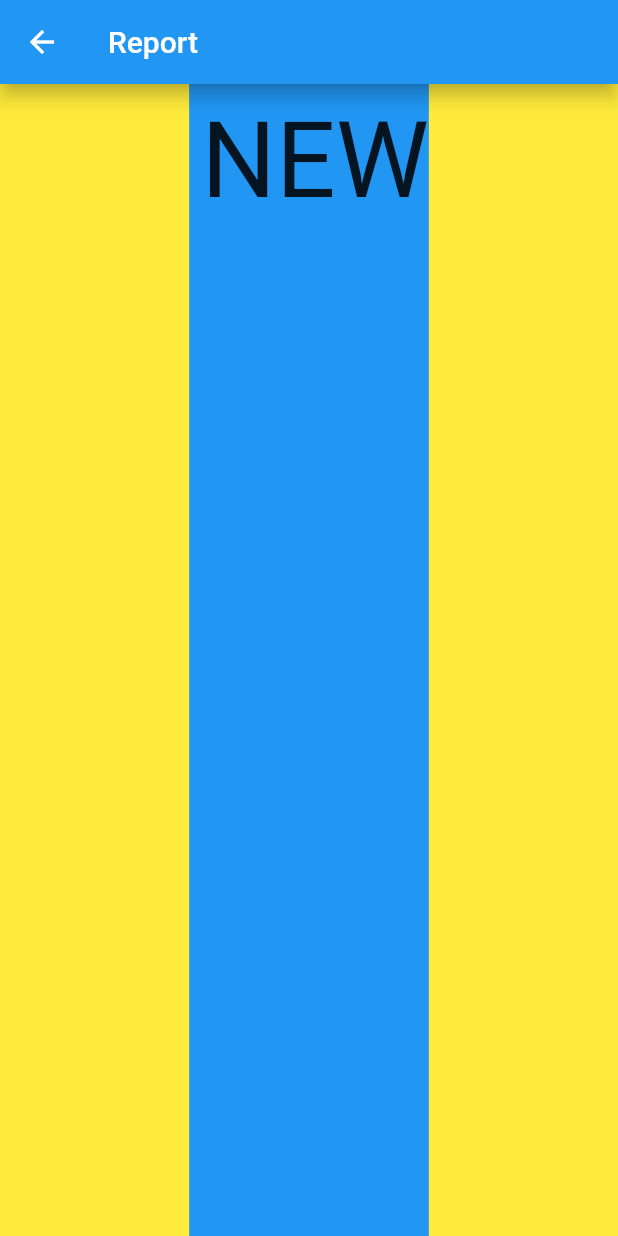
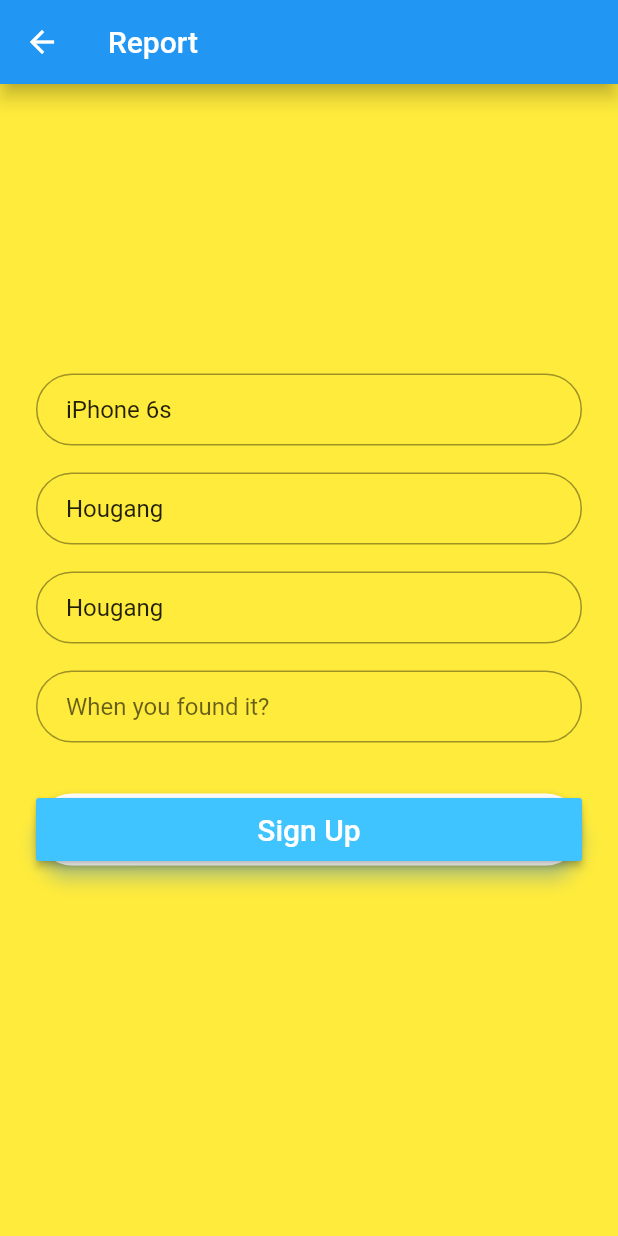
Before and after one commit to jackandjill/flutter_learning, a Flutter app: the NewItemCreate screen opened by its route, on a phone screen of 412 x 824 dp. Run offline on Flutter 3.47's test engine with Material 2 defaults, Android fonts, the phone set to English and light mode, and no system bars; our stand-ins replace cloud_firestore, firebase_auth, google_sign_in; accounts and stored records are empty.

Commit message:
Able to see tb's in NewItem

```diff
--- a/lib/screens/NewItem.dart
+++ b/lib/screens/NewItem.dart
@@ -21,128 +21,142 @@ class NewItemCreateState extends State<NewItemCreate>
           elevation: 5.0,
         ),
       body:
+      Center  (
+          child: ListView(
+            padding: EdgeInsets.only(left: 24.0, right: 24.0),
+            shrinkWrap: true,
+            children: <Widget>[
+
+              itemName,
+              SizedBox(height: 18.0),
+              itemLocation,
+              SizedBox(height: 18.0),
+              itemLocation,
+              SizedBox(height: 18.0),
+              itemTime,
+              SizedBox(height: 18.0),
+              Report,
+              SizedBox(height: 38.0),
+            ],
+          )
+      )
 
 
-          new Center(
-            child:   Container(
-              color: Colors.blue,
 
-        padding: new EdgeInsets.fromLTRB(8.0,10.0,0.0,0.0),
-
-        child: Column(
-
-
-          children: <Widget>[
-         Text(
-        "NEW",
-          textScaleFactor: 5.0,
-        ),
-          ],
-        )
-      )
-          )
-
-      /*
-      GridView.count(
-        shrinkWrap: true,
-        crossAxisCount: 2, //number of columns
-        children: <Widget>[
-          Card(
-            child: Column(
-              // mainAxisSize: MainAxisSize.max,
-              mainAxisAlignment: MainAxisAlignment.center,
-              children: <Widget>[
-                Expanded(
-                  child: Stack(
-                    fit: StackFit.expand,
-                    children: <Widget>[
-                      Container(
-                        height: MediaQuery.of(context).size.height / 4,
-                        width: MediaQuery.of(context).size.height / 2.5,
-                        child: DecoratedBox(
-                          decoration: BoxDecoration(
-                            image: DecorationImage(
-                                image: NetworkImage(
-                                    "https://i.imgur.com/FtaGNck.jpg"),
-                                fit: BoxFit.cover),
-                          ),
-                        ),
-                      ),
-                      Padding(
-                        padding: const EdgeInsets.all(8.0),
-                        child: Align(
-                          alignment: FractionalOffset.topLeft,
-                          child: CircleAvatar(
-                            backgroundColor: Colors.redAccent,
-                            radius: 15.0,
-                            child: Text(
-                              "NEW",
-                              textScaleFactor: 0.5,
-                            ),
-                          ),
-                        ),
-                      ),
-                      Align(
-                        alignment: FractionalOffset.bottomRight,
-                        child: Container(
-                          color: Colors.blueAccent,
-                          height: 35.0,
-                          width: 35.0,
-                          child: Center(
-                            child: Column(
-                              mainAxisAlignment: MainAxisAlignment.center,
-                              children: <Widget>[
-                                Icon(Icons.account_circle),
-                                Text(
-                                  "1P",
-                                  textScaleFactor: 0.5,
-                                ),
-                              ],
-                            ),
-                          ),
-                        ),
-                      ),
-                    ],
-                  ),
-                ),
-                Center(
-                  child: Container(
-                    padding: const EdgeInsets.all(8.0),
-                    alignment: FractionalOffset.bottomCenter,
-                    child: Text(
-                      "AWESOME DISH",
-                      style: TextStyle(
-                        fontWeight: FontWeight.w700,
-                      ),
-                    ),
-                  ),
-                ),
-                Row(
-                  mainAxisAlignment: MainAxisAlignment.spaceAround,
-                  children: <Widget>[
-                    FlatButton(
-                      child: Text(
-                        "Add To Cart",
-                        style: TextStyle(color: Colors.grey[500]),
-                      ),
-                      onPressed: () => null,
-                    ),
-                    Text(
-                      "\$5",
-                      style: TextStyle(color: Colors.grey[500]),
-                    )
-                  ],
-                )
-              ],
-            ),
-          ),
-        ],
-      ), */
     );
 
 
 
   }
+
+
+
+
+  final itemName = TextFormField(
+    keyboardType: TextInputType.text,
+    autofocus: false,
+    initialValue: 'iPhone 6s',
+    decoration: InputDecoration(
+      hintText: 'Item Name',
+      contentPadding: EdgeInsets.fromLTRB(20.0, 10.0, 20.0, 10.0),
+
+      border: OutlineInputBorder(
+
+          borderRadius: BorderRadius.circular(32.0)
+      ),
+
+    ),
+  );
+
+  final itemDescription = TextFormField(
+    keyboardType: TextInputType.text,
+    autofocus: false,
+    initialValue: 'iPhone 6 rose color with wooden casing',
+    decoration: InputDecoration(
+      hintText: 'Describe item briefly.',
+      contentPadding: EdgeInsets.fromLTRB(20.0, 10.0, 20.0, 10.0),
+
+      border: OutlineInputBorder(
+
+          borderRadius: BorderRadius.circular(32.0)
+      ),
+
+    ),
+
+  );
+
+  final itemLocation = TextFormField(
+    keyboardType: TextInputType.text,
+    autofocus: false,
+    initialValue: 'Hougang',
+    decoration: InputDecoration(
+      hintText: 'Where did you find it?',
+      contentPadding: EdgeInsets.fromLTRB(20.0, 10.0, 20.0, 10.0),
+      border: OutlineInputBorder(
+
+          borderRadius: BorderRadius.circular(32.0)
+      ),
+
+    ),
+
+  );
+
+  final itemTime = TextFormField(
+    keyboardType: TextInputType.datetime,
+    obscureText: true,
+    autofocus: false,
+    //initialValue: '10.20',
+    decoration: InputDecoration(
+      hintText: 'When you found it?',
+      contentPadding: EdgeInsets.fromLTRB(20.0, 10.0, 20.0, 10.0),
+      border: OutlineInputBorder(
+          borderRadius: BorderRadius.circular(32.0)
+      ),
+
+    ),
+
+  );
+
+
+
+  final Report = Padding(
+      padding: EdgeInsets.symmetric(vertical: 16.0),
+      child: Material(
+        borderRadius: BorderRadius.circular(30.0),
+        shadowColor: Colors.lightBlueAccent.shade100,
+        elevation: 5.0,
+        child: MaterialButton(
+          minWidth: 200.0,
+          height: 42.0,
+          onPressed: (){
+            print("Signup button clicked");
+          },
+          color: Colors.lightBlueAccent,
+          child:
+          Text('Sign Up',
+            style: TextStyle(color: Colors.white, fontSize: 20.0),
+          ),
+        ),
+      )
+  );
+
+
+
+  final phonenumber = TextFormField(
+    keyboardType: TextInputType.phone,
+    autofocus: false,
+    initialValue: '91166666',
+    decoration: InputDecoration(
+      hintText: 'Phone Number',
+      contentPadding: EdgeInsets.fromLTRB(20.0, 10.0, 20.0, 10.0),
+      border: OutlineInputBorder(
+          borderRadius: BorderRadius.circular(32.0)
+      ),
+
+    ),
+
+  );
+
 }
 
 Widget _buildNewItem ()
```
